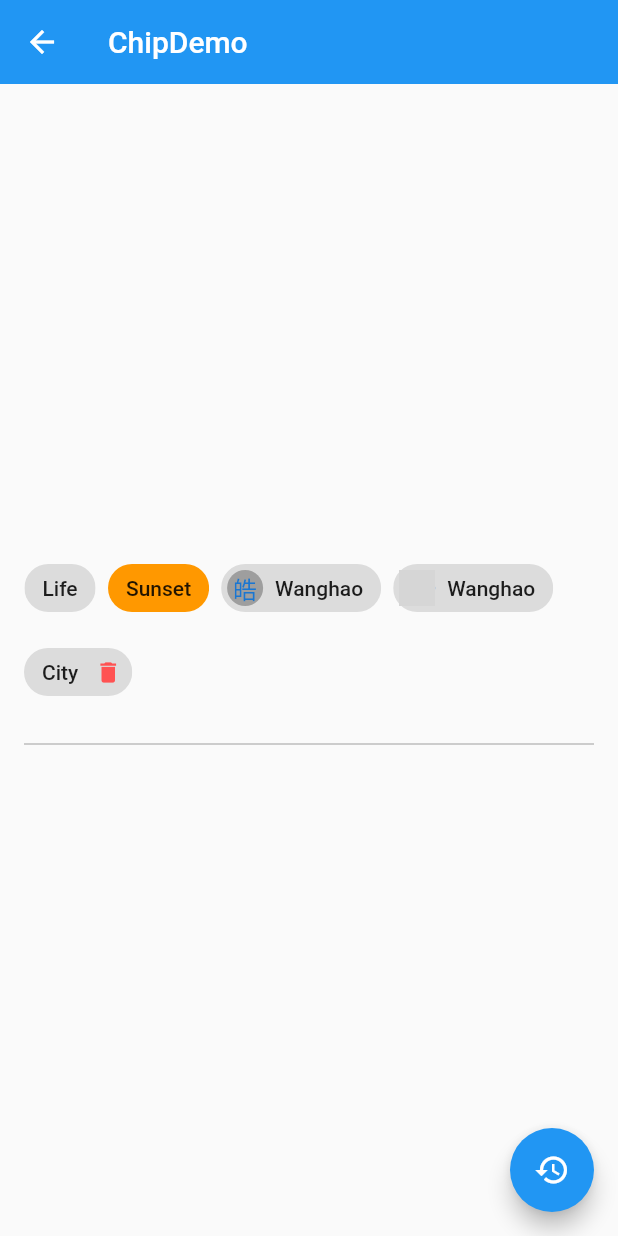
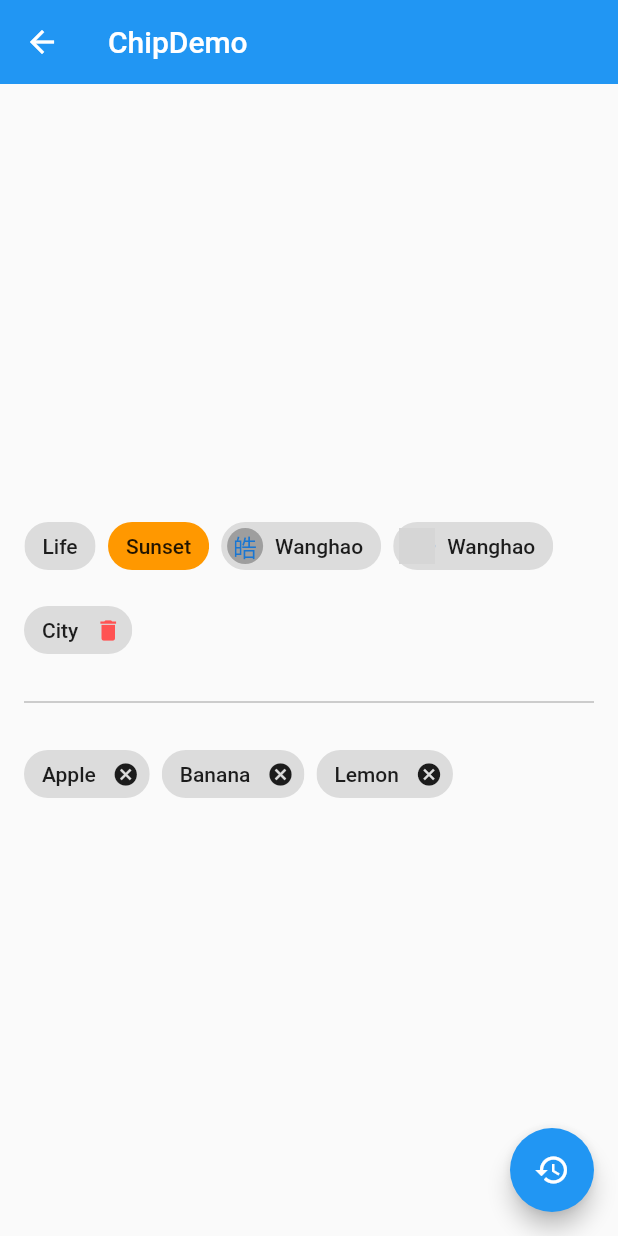
Before and after one commit to YuDongZhang/flutter_app_learn, a Flutter app: the ChipDemo screen opened directly, after a tap on the "restore" icon, on a phone screen of 412 x 824 dp. Run offline on Flutter 3.47's test engine with Material 2 defaults, Android fonts, the phone set to English and light mode, and no system bars; network calls fail; grey boxes are pictures that could not be loaded.

Commit message:
chip 用列表删除带删除功能的小碎片

```diff
--- a/lib/20-宁浩教程练习/demo/chip_demo.dart
+++ b/lib/20-宁浩教程练习/demo/chip_demo.dart
@@ -58,16 +58,30 @@ class _ChipDemoState extends State<ChipDemo> {
                 Chip(
                   label: Text('City'),
                   onDeleted: () {},
+                  //执行的方法
                   deleteIcon: Icon(Icons.delete),
                   deleteIconColor: Colors.redAccent,
-                  deleteButtonTooltipMessage: 'Remove this tag',
+                  deleteButtonTooltipMessage: 'Remove this tag', //长按小图标出现 提示
                 ),
                 Divider(
                   color: Colors.grey,
                   height: 32.0,
                   // indent: 32.0,//左边缩进
                 ),
-
+                Wrap(
+                  spacing: 8.0,
+                  children: _tags.map((tag) {
+                    return Chip(
+                      label: Text(tag),
+                      onDeleted: () {
+                        setState(() {
+                          //应该就是刷新的意思
+                          _tags.remove(tag);
+                        });
+                      },
+                    );
+                  }).toList(), //转成列表
+                ),
               ],
             ),
           ],
@@ -76,7 +90,7 @@ class _ChipDemoState extends State<ChipDemo> {
       floatingActionButton: FloatingActionButton(
         child: Icon(Icons.restore),
         onPressed: () {
-          setState(() {
+          setState(() { //在这里set之后之前删除的又会出现
             _tags = [
               'Apple',
               'Banana',
```
